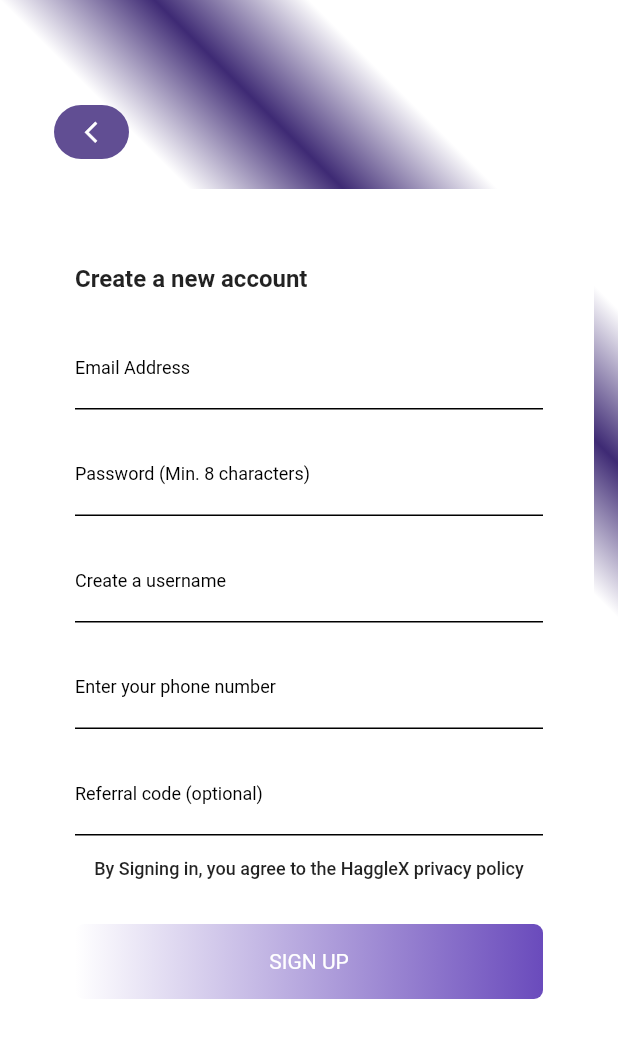
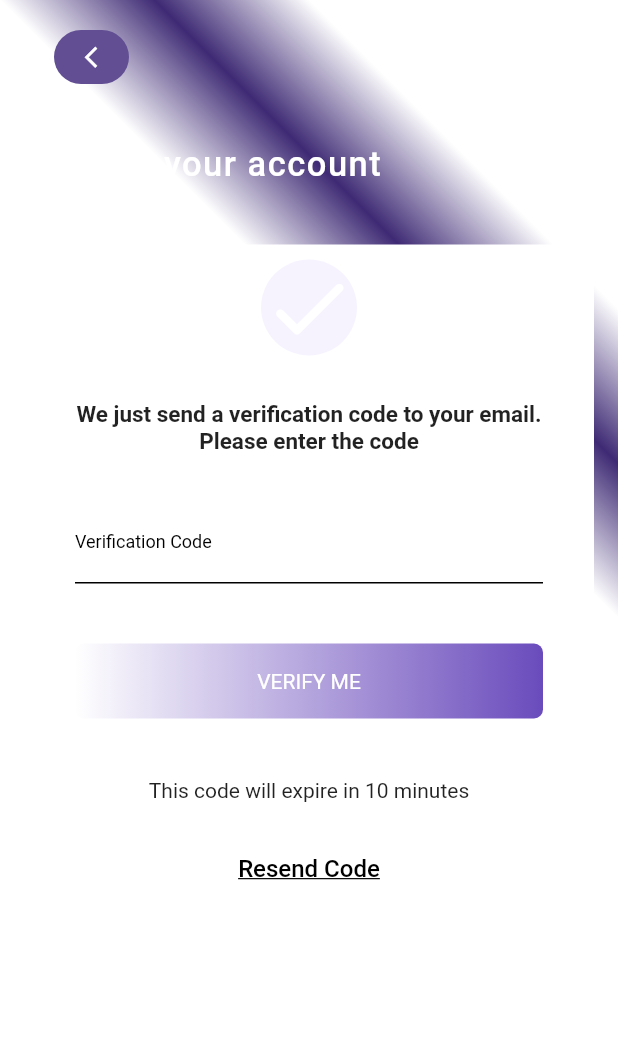
Before and after one commit to AtumaKen/haggle_x, a Flutter app: the screen it shows after launch, on a phone screen of 412 x 824 dp. Shown: the top 1038 px of the screen. Run offline on Flutter 3.47's test engine with Material 2 defaults, Android fonts, the phone set to English and light mode, and no system bars; Roboto replaces fonts that are missing (BasisGrotesquePro).

Commit message:
added verify screen.

```diff
--- a/lib/main.dart
+++ b/lib/main.dart
@@ -1,4 +1,5 @@
 import 'package:flutter/material.dart';
+import 'package:haggle_x/screens/verify_screen.dart';
 
 import 'app_theme.dart';
 import 'screens/login_screen.dart';
@@ -33,6 +34,7 @@ class MyHomePage extends StatefulWidget {
 class _MyHomePageState extends State<MyHomePage> {
   @override
   Widget build(BuildContext context) {
-    return SignUpScreen();
+    return VerifyScreen();
+    // return SignUpScreen();
   }
 }
--- a/lib/screens/signup_screen.dart
+++ b/lib/screens/signup_screen.dart
@@ -1,7 +1,8 @@
 import 'package:flutter/material.dart';
 import 'package:haggle_x/utilities/string_utils.dart';
-import 'package:haggle_x/widgets/back_button.dart';
+import 'package:haggle_x/widgets/buttons/back_button.dart';
 import 'package:haggle_x/widgets/background_widget.dart';
+import 'package:haggle_x/widgets/buttons/gradient_button.dart';
 import 'package:haggle_x/widgets/curved_container.dart';
 import 'package:haggle_x/widgets/textfield_widget.dart';
 
@@ -105,29 +106,7 @@ class SignUpScreen extends StatelessWidget {
                     SizedBox(
                       height: 30,
                     ),
-                    InkWell(
-                      onTap: () {},
-                      child: Container(
-                        height: 50,
-                        decoration: BoxDecoration(
-                          borderRadius: BorderRadius.circular(6),
-                          gradient: LinearGradient(
-                            colors: [
-                              theme.backgroundColor,
-                              Color.fromRGBO(106, 75, 188, 1)
-                            ],
-                          ),
-                        ),
-                        child: Center(
-                          child: Text(
-                            "SIGN UP",
-                            style: TextStyle(
-                              color: theme.primaryColor,
-                            ),
-                          ),
-                        ),
-                      ),
-                    ),
+                    GradientButton(function: (){}, title: "SIGN UP"),
                     SizedBox(
                       height: 50,
                     ),
--- /dev/null
+++ b/lib/screens/verify_screen.dart
@@ -0,0 +1,102 @@
+import 'package:flutter/cupertino.dart';
+import 'package:flutter/material.dart';
+import 'package:haggle_x/utilities/string_utils.dart';
+import 'package:haggle_x/widgets/background_widget.dart';
+import 'package:haggle_x/widgets/buttons/back_button.dart';
+import 'package:haggle_x/widgets/buttons/gradient_button.dart';
+import 'package:haggle_x/widgets/check_widget.dart';
+import 'package:haggle_x/widgets/curved_container.dart';
+import 'package:haggle_x/widgets/textfield_widget.dart';
+
+class VerifyScreen extends StatelessWidget {
+  @override
+  Widget build(BuildContext context) {
+    return Scaffold(
+      body: BackgroundWidget(
+        child: Padding(
+          padding: const EdgeInsets.symmetric(horizontal: 16.0),
+          child: ListView(
+            children: [
+              SizedBox(
+                height: 20,
+              ),
+              Align(
+                child: BackButtonWidget(),
+                alignment: Alignment.centerLeft,
+              ),
+              SizedBox(
+                height: 40,
+              ),
+              Align(
+                alignment: Alignment.centerLeft,
+                child: Padding(
+                  padding: const EdgeInsets.only(left: 20.0),
+                  child: Text(
+                    "Verify your account",
+                    style: TextStyle(
+                        color: Theme.of(context).primaryColor,
+                        fontSize: 23,
+                        fontWeight: FontWeight.w500,
+                        letterSpacing: 1),
+                  ),
+                ),
+              ),
+              SizedBox(
+                height: 40,
+              ),
+              CurvedContainer(
+                children: [
+                  CheckWidget(
+                    iconColor: Theme.of(context).backgroundColor,
+                    containerColor: Color.fromRGBO(246, 243, 255, 1),
+                  ),
+                  SizedBox(
+                    height: 20,
+                  ),
+                  Text(
+                    StringUtils.verificationText,
+                    maxLines: 2,
+                    textAlign: TextAlign.center,
+                    style: TextStyle(fontWeight: FontWeight.w600, fontSize: 15),
+                  ),
+                  SizedBox(
+                    height: 30,
+                  ),
+                  TextFieldWidget(
+                      labelText: StringUtils.verificationLabel,
+                      obscureText: false,
+                      labelColor: Theme.of(context).colorScheme.onPrimary,
+                      borderColor: Theme.of(context).colorScheme.onPrimary),
+                  SizedBox(
+                    height: 40,
+                  ),
+                  GradientButton(function: () {}, title: "VERIFY ME"),
+                  SizedBox(
+                    height: 40,
+                  ),
+                  Text(StringUtils.expiryText),
+                  SizedBox(
+                    height: 20,
+                  ),
+                  TextButton(
+                    onPressed: () {},
+                    child: Text(
+                      "Resend Code",
+                      style: TextStyle(
+                          decoration: TextDecoration.underline,
+                          color: Theme.of(context).colorScheme.onPrimary,
+                          fontSize: 16),
+                    ),
+                  ),
+                  SizedBox(
+                    height: 60,
+                  ),
+                ],
+              )
+            ],
+          ),
+        ),
+      ),
+    );
+  }
+}
--- a/lib/utilities/string_utils.dart
+++ b/lib/utilities/string_utils.dart
@@ -4,4 +4,7 @@ class StringUtils{
   static final String userNameLabel = "Create a username";
   static final String phoneNumberLabel = "Enter your phone number";
   static final String referralCodeLabel = "Referral code (optional)";
+  static final String verificationText = "We just send a verification code to your email. Please enter the code";
+  static final String verificationLabel = "Verification Code";
+  static final String expiryText = "This code will expire in 10 minutes";
 }
--- a/lib/widgets/back_button.dart
+++ /dev/null
@@ -1,26 +0,0 @@
-import 'package:flutter/material.dart';
-
-class BackButtonWidget extends StatelessWidget {
-  @override
-  Widget build(BuildContext context) {
-    return Padding(
-      padding: const EdgeInsets.only(left: 20.0),
-      child: Container(
-        padding: const EdgeInsets.only(left: 8),
-        height: 36,
-        width: 50,
-        decoration: BoxDecoration(
-          color: Color.fromRGBO(97, 78, 147, 1),
-          borderRadius: BorderRadius.circular(20)
-        ),
-        child: IconButton(
-            icon: Icon(
-              Icons.arrow_back_ios,
-              size: 17,
-              color: Theme.of(context).primaryColor,
-            ),
-            onPressed: () => Navigator.of(context).pop()),
-      ),
-    );
-  }
-}
--- /dev/null
+++ b/lib/widgets/buttons/back_button.dart
@@ -0,0 +1,26 @@
+import 'package:flutter/material.dart';
+
+class BackButtonWidget extends StatelessWidget {
+  @override
+  Widget build(BuildContext context) {
+    return GestureDetector(
+      onTap: () => Navigator.of(context).pop(),
+      child: Padding(
+        padding: const EdgeInsets.only(left: 20.0),
+        child: Container(
+          padding: const EdgeInsets.only(left: 8),
+          height: 36,
+          width: 50,
+          decoration: BoxDecoration(
+              color: Color.fromRGBO(97, 78, 147, 1),
+              borderRadius: BorderRadius.circular(20)),
+          child: Icon(
+            Icons.arrow_back_ios,
+            size: 17,
+            color: Theme.of(context).primaryColor,
+          ),
+        ),
+      ),
+    );
+  }
+}
--- /dev/null
+++ b/lib/widgets/buttons/gradient_button.dart
@@ -0,0 +1,34 @@
+import 'package:flutter/material.dart';
+
+class GradientButton extends StatelessWidget {
+  final Function function;
+  final String title;
+  GradientButton({required this.function, required this.title});
+  @override
+  Widget build(BuildContext context) {
+    final theme = Theme.of(context);
+    return InkWell(
+      onTap: () {},
+      child: Container(
+        height: 50,
+        decoration: BoxDecoration(
+          borderRadius: BorderRadius.circular(6),
+          gradient: LinearGradient(
+            colors: [
+              theme.backgroundColor,
+              Color.fromRGBO(106, 75, 188, 1)
+            ],
+          ),
+        ),
+        child: Center(
+          child: Text(
+            title,
+            style: TextStyle(
+              color: theme.primaryColor,
+            ),
+          ),
+        ),
+      ),
+    );
+  }
+}
--- /dev/null
+++ b/lib/widgets/check_widget.dart
@@ -0,0 +1,18 @@
+import 'package:flutter/cupertino.dart';
+import 'package:flutter/material.dart';
+
+class CheckWidget extends StatelessWidget {
+  final Color iconColor;
+  final Color? containerColor;
+  CheckWidget({required this.iconColor, this.containerColor});
+  @override
+  Widget build(BuildContext context) {
+    return Container(
+      padding: const EdgeInsets.symmetric(vertical: 10),
+      child: Icon(
+        Icons.check_rounded, color: iconColor, size: 64,
+      ),
+      decoration: BoxDecoration(shape: BoxShape.circle, color: containerColor),
+    );
+  }
+}
--- a/lib/widgets/textfield_widget.dart
+++ b/lib/widgets/textfield_widget.dart
@@ -31,7 +31,7 @@ class TextFieldWidget extends StatelessWidget {
       style: TextStyle(color: textColor),
       decoration: InputDecoration(
         suffix: suffix,
-        focusColor: Color.fromRGBO(160, 133, 225, 1),
+        // focusColor: Color.fromRGBO(160, 133, 225, 1),
         labelText: labelText,
         labelStyle: TextStyle(
             color: labelColor, fontSize: 12, ),
--- a/pubspec.yaml
+++ b/pubspec.yaml
@@ -28,7 +28,6 @@ dependencies:
   # The following adds the Cupertino Icons font to your application.
   # Use with the CupertinoIcons class for iOS style icons.
   cupertino_icons: ^1.0.2
-  flutter_svg: ^0.22.0
 
 dev_dependencies:
   flutter_test:
```
Also changed, not shown: pubspec.lock.
